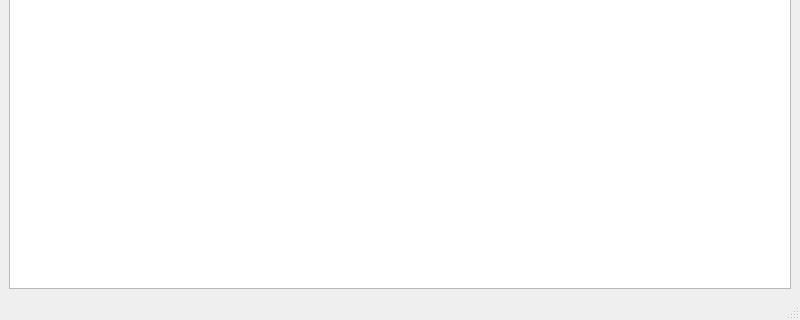
Old version of the form mainwindow.ui in the repository NuiDom/GridLib; both pictures show x 0 to 800 and y 280 to 600 of the 800 by 600 pixel window.
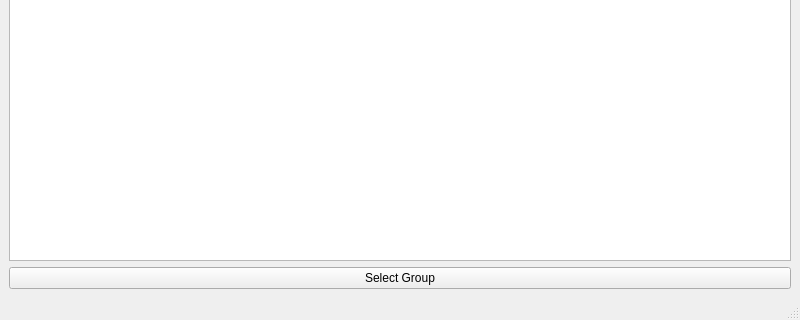
New version of the form.

Patch:
```diff
--- a/mainwindow.ui
+++ b/mainwindow.ui
@@ -18,6 +18,13 @@
     <item row="0" column="0">
      <widget class="QGraphicsView" name="graphicsView"/>
     </item>
+    <item row="1" column="0">
+     <widget class="QPushButton" name="pushButton_selectGroup">
+      <property name="text">
+       <string>Select Group</string>
+      </property>
+     </widget>
+    </item>
    </layout>
   </widget>
   <widget class="QMenuBar" name="menubar">
```
